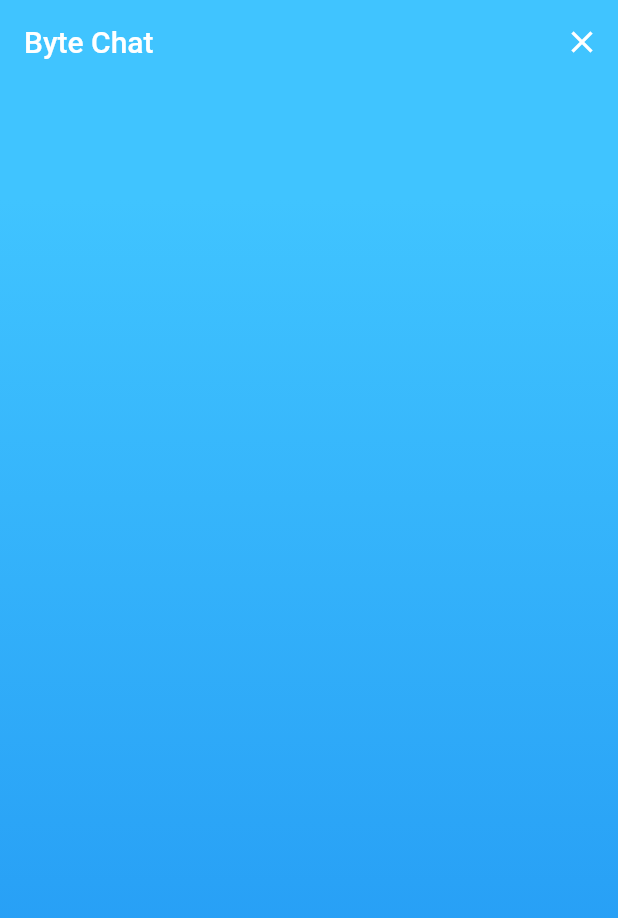
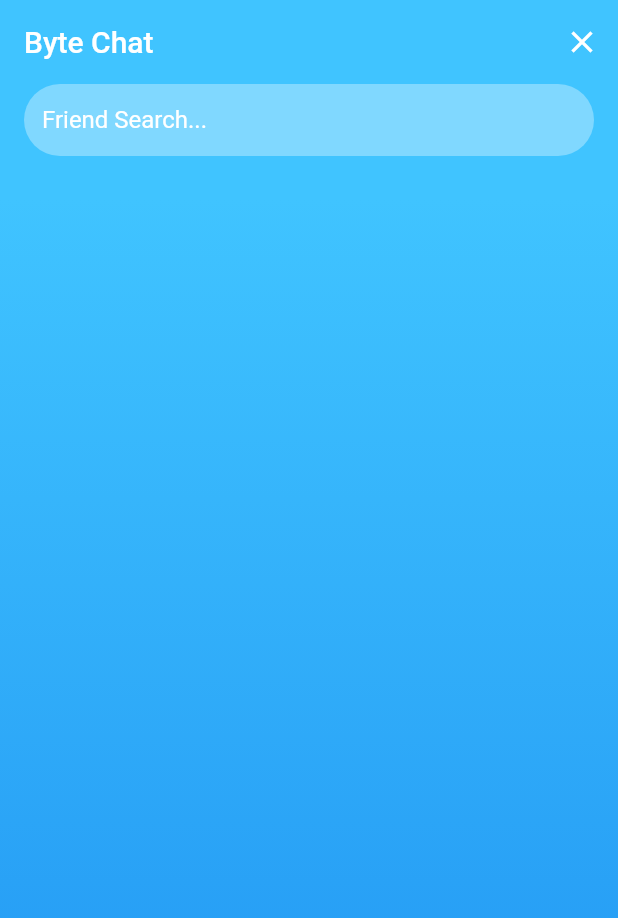
Before and after one commit to hondarider29/SoundByte, a Flutter app: the screen it shows after launch, on a phone screen of 412 x 824 dp. Shown: the top 918 px of the screen. Run offline on Flutter 3.47's test engine with Material 2 defaults, Android fonts, the phone set to English and light mode, and no system bars.

Commit message:
finished basic chat bar

```diff
--- a/sound_byte/lib/chatScreen.dart
+++ b/sound_byte/lib/chatScreen.dart
@@ -24,7 +24,7 @@ class _ChatScreenState extends State<ChatScreen> {
           IconButton(
             icon: Icon(Icons.close),
             onPressed: () {
-              Navigator.pop(context);
+              //Navigator.pop(context);
             },
           ),
         ],
@@ -42,6 +42,30 @@ class _ChatScreenState extends State<ChatScreen> {
             ],
           ),
         ),
+        child: Column(
+          children: <Widget>[
+            //chat bar
+            Padding(
+              padding: EdgeInsets.symmetric(horizontal: 16),
+              child: Container(
+                child: TextField(
+                  decoration: InputDecoration(
+                    border: InputBorder.none,
+                    hintText: 'Friend Search...',
+                    contentPadding: EdgeInsets.all(12.0),
+                    hintStyle: TextStyle(
+                      color: Colors.white,
+                    ),
+                  ),
+                ),
+                decoration: BoxDecoration(
+                  borderRadius: new BorderRadius.all(new Radius.circular(24.0)),
+                  color: Color(0x55ffffff),
+                ),
+              ),
+            ),
+          ],
+        ),
       ),
     );
   }
```
Also changed, not shown: sound_byte/pubspec.yaml (+6 -21 lines), sound_byte/images/headShot1.jpg (added), sound_byte/images/headShot2.jpg (added), sound_byte/images/headShot3.jpg (added), sound_byte/images/headShot4.jpg (added), sound_byte/images/headShot5.jpg (added).
